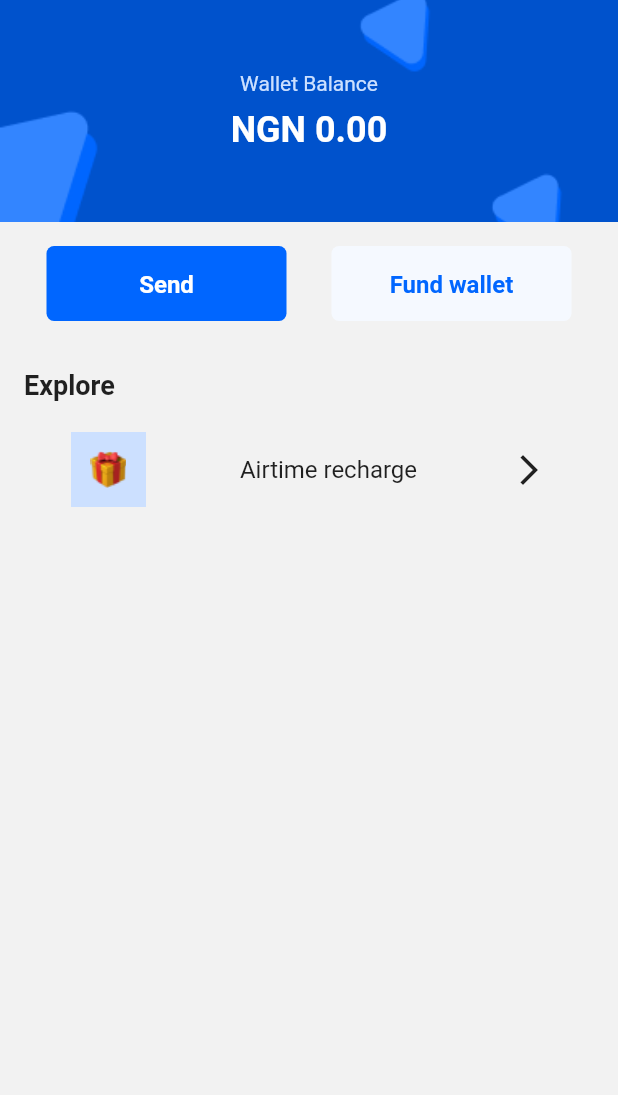
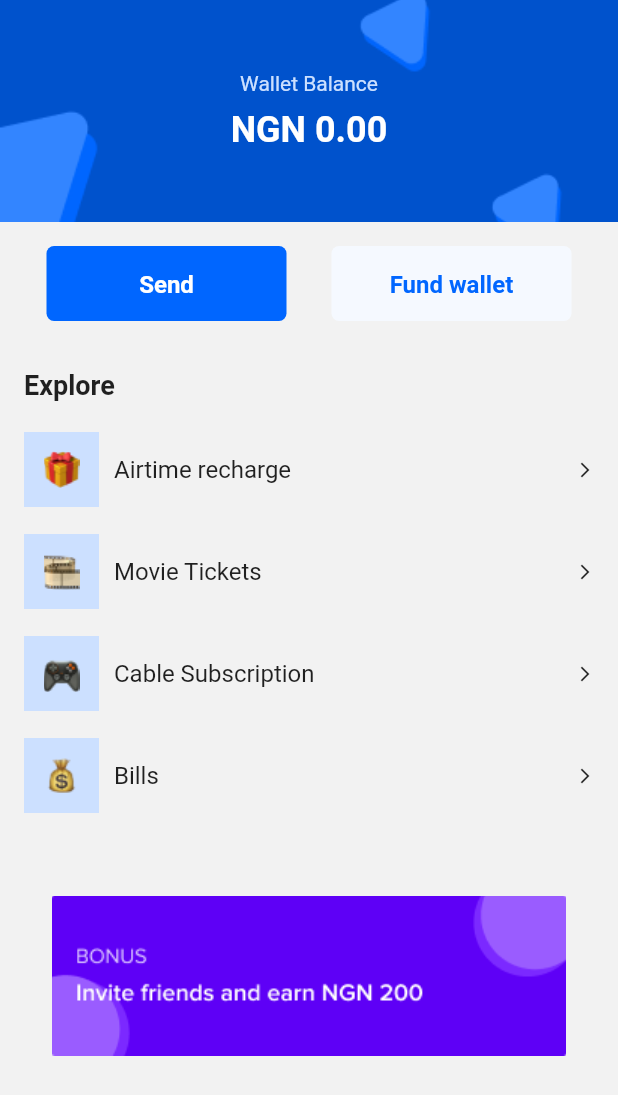
Before and after one commit to Allename/Sylar, a Flutter app: the HomeScreen screen opened directly, on a phone screen of 412 x 824 dp. Shown: the top 1095 px of the screen. Run offline on Flutter 3.47's test engine with Material 2 defaults, Android fonts, the light colour scheme and no system bars.

Commit message:
made changes to items

```diff
--- a/lib/screens/homescreen/homescreen.dart
+++ b/lib/screens/homescreen/homescreen.dart
@@ -55,8 +55,15 @@ class _HomeScreenState extends State<HomeScreen> {
                     ),
                     SizedBox(height: 21.0),
                     Items(image: 'assets/images/gift.png', text: 'Airtime recharge'),
+                    Items(image: 'assets/images/film.png', text: 'Movie Tickets'),
+                    Items(image: 'assets/images/game.png', text: 'Cable Subscription'),
+                    Items(image: 'assets/images/cash.png', text: 'Bills'),
                   ],
                 ),
+              ),
+              SizedBox(height: 37.0),
+              const Image(
+                image: AssetImage('assets/images/banner.png'),
               ),
             ],
           ),
--- a/lib/screens/homescreen/widgets/items.dart
+++ b/lib/screens/homescreen/widgets/items.dart
@@ -8,12 +8,17 @@ class Items extends StatelessWidget {
 
   @override
   Widget build(BuildContext context) {
-    return Row(
-      mainAxisAlignment: MainAxisAlignment.spaceAround,
+    return Container(
+      margin: const EdgeInsets.only(bottom: 18.0),
+      child: Row(
+        mainAxisAlignment: MainAxisAlignment.spaceBetween,
         children: <Widget> [
+          Row(
+            children: [
               Container(
                 width: 50,
                 height: 50,
+                margin: const EdgeInsets.only(right: 10),
                 color: kSecondary,
                 child: Center(
                   child: Image.asset(image),
@@ -26,8 +31,14 @@ class Items extends StatelessWidget {
                   fontWeight: FontWeight.w400,
                 ),
               ),
-        const Icon(Icons.arrow_forward_ios_sharp),
             ],
+          ),
+          const Icon(
+            Icons.arrow_forward_ios_sharp,
+            size: 12,
+          ),
+        ],
+      ),
     );
   }
 }
```
Lines whose indentation alone changed are shown as unchanged.
